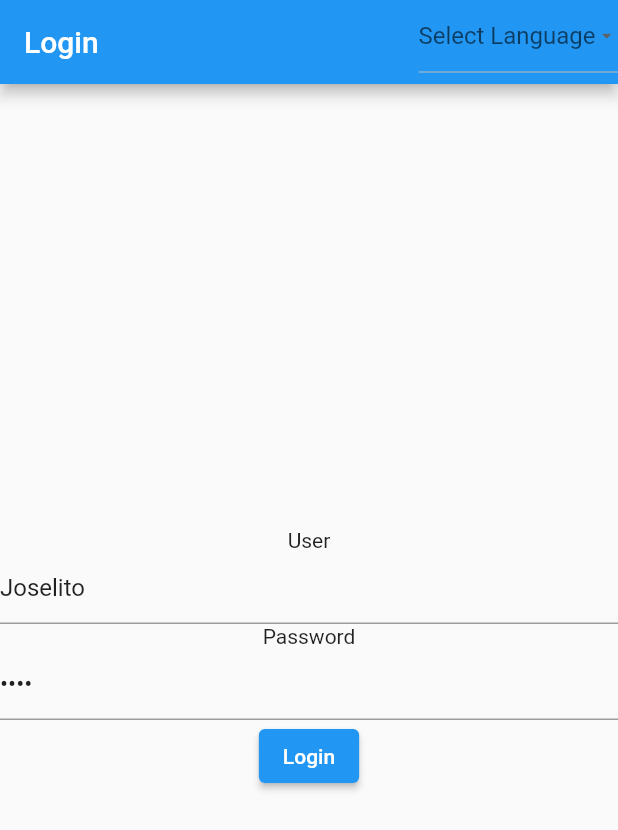
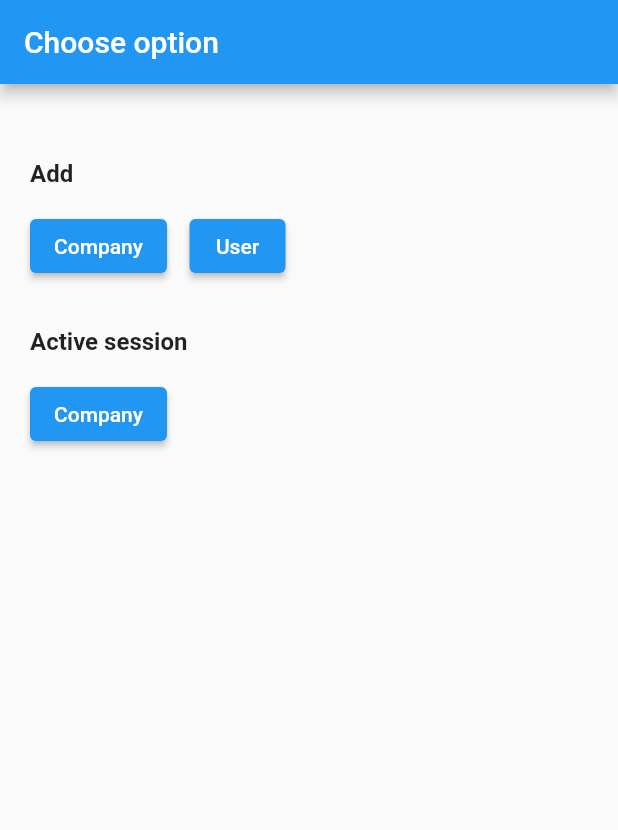
Before and after one commit to GeorgiGB/Gestion_De_Entorno, a Flutter app: the screen it shows after launch, on a phone screen of 412 x 824 dp. Shown: the top 830 px of the screen. Run offline on Flutter 3.47's test engine with Material 2 defaults, Android fonts, the phone set to English and light mode, and no system bars; our stand-ins replace fluttertoast, shared_preferences; generated files the repository leaves out were written again.

Commit message:
SQL, actualizada la función crear empresa para ñadir la contraseña autogenerada Cambiado el nombre del archivo creación_empre_usua.dart a escoge_opciones.dart Flutter,  extraída la función de añadir usuario y empresa a la funcion anyade en el archivo ./servidor/anyade.dart
Actualizada la interfaz de nueva empresa.

Traducciones nuevos textos de empresa y usuario registrados y sesión activa

```diff
--- /dev/null
+++ b/PrimeraAplicacion/crea_empresa_usario_multi_idioma/lib/escoge_opciones.dart
@@ -0,0 +1,119 @@
+import 'package:crea_empresa_usario/nuevo_usua.dart';
+import 'package:flutter/material.dart';
+import 'globales.dart' as globales;
+import 'nueva_empr.dart';
+
+// Imports multi-idioma ---------------------
+import 'package:flutter_gen/gen_l10n/app_localizations.dart';
+// Constantes donde se guarda el idoma escogido y desde donde actualizamos
+
+class EscogeOpciones extends StatefulWidget {
+  const EscogeOpciones({Key? key, required this.token}) : super(key: key);
+  final String token;
+  @override
+  State<EscogeOpciones> createState() => _EscogeOpcionesState();
+}
+
+class _EscogeOpcionesState extends State<EscogeOpciones> {
+  late AppLocalizations traducciones;
+  @override
+  Widget build(BuildContext context) {
+    traducciones = AppLocalizations.of(context)!;
+    return Scaffold(
+      appBar: AppBar(
+        title: Text(traducciones.escogeOpcion),
+      ),
+      body: SingleChildScrollView(
+          //Previene BOTTOM OVERFLOWED
+          padding: EdgeInsets.all(20),
+          child: Column(
+            mainAxisAlignment: MainAxisAlignment.center,
+            children: <Widget>[
+              SizedBox(height: 30),
+              Row(
+                children: [
+                  Text(
+                    traducciones.anyade,
+                    style: globales.estiloNegrita_16,
+                  ),
+                ],
+              ),
+              SizedBox(height: 15),
+              // Botones Empresa y Usuarios
+              Row(
+                crossAxisAlignment: CrossAxisAlignment.center,
+                mainAxisAlignment: MainAxisAlignment.start,
+                children: [
+                  ElevatedButton(
+                    child: Text(traducciones.empresa),
+                    onPressed: () {
+                      _cargaOpcion(0);
+                    },
+                  ),
+                  SizedBox(width: 15),
+                  ElevatedButton(
+                    child: Text(traducciones.usuario),
+                    onPressed: () {
+                      _cargaOpcion(1);
+                    },
+                  ),
+                ],
+              ),
+              SizedBox(height: 30),
+              Row(
+                children: [
+                  Text(
+                    traducciones.sesionActiva,
+                    style: globales.estiloNegrita_16,
+                  ),
+                ],
+              ),
+              SizedBox(height: 15),
+              // Botones Empresa y Usuarios
+              Row(
+                crossAxisAlignment: CrossAxisAlignment.center,
+                mainAxisAlignment: MainAxisAlignment.start,
+                children: [
+                  ElevatedButton(
+                    child: Text(traducciones.empresa),
+                    onPressed: () {
+                      _cerrarSesion();
+                    },
+                  ),
+                ],
+              ),
+            ],
+          )),
+    );
+  }
+
+  // Al pulsar en un botón lo que hará es mostrar el formulario que hayamos seleccionado
+  _cargaOpcion(int op) {
+    globales.debug(widget.token);
+    if (op == 0) {
+      // Pantalla NuevaEmpresa
+      globales.muestraToast(context, traducciones.cargandoEmpresa);
+      Navigator.push(
+          context,
+          MaterialPageRoute(
+              builder: (context) => NuevaEmpresa(
+                    token: widget.token,
+                  )));
+    } else if (op == 1) {
+      // Pantalla NuevoUsuario
+      globales.muestraToast(context, traducciones.cargandoUsuario);
+      Navigator.push(
+        context,
+        MaterialPageRoute(
+          builder: (context) => NuevoUsuario(
+            ust_token: widget.token,
+          ),
+        ),
+      );
+    }
+  }
+
+}
+
+void _cerrarSesion() {
+}
--- a/PrimeraAplicacion/crea_empresa_usario_multi_idioma/lib/l10n/app_en.arb
+++ b/PrimeraAplicacion/crea_empresa_usario_multi_idioma/lib/l10n/app_en.arb
@@ -5,6 +5,7 @@
 
 
     "acceso": "Login",
+    "anyade": "Add",
     "anyadeEmpresa": "Add company",
     "atras": "Back",
     "autoGenerada": "Auto-generated",
@@ -30,7 +31,7 @@
     "empresaNueva": "New company",
     "empresaCreadaCorrectamente": "Company set up ok",
     "errNoEspecificado": "Unspecified error{error}",
-    "escogeOpcionParaCrear": "Choose option to create.",
+    "escogeOpcion": "Choose option",
     "esperandoAlServidor": "Waiting for server",
     "esperandoRespuestaServidor": "Waiting for server response.",
     "esteCampoNoPuedeEstarVacio": "This field cannot be empty!",
@@ -50,6 +51,9 @@
     "introduceLaContrasena": "Introduce your contraseña",
 
     "jefeDeArea": "Area manager",
+
+    "laEmpresaHaSidoDadoDeAlta": "The enterprise {empresa} has been added",
+    "laEmpresaYaEstaregistrada": "The enterprise {empresa} is already registered",
 
     "nohayEmpresasenlaBBDD": "There are no companies in the database",
     "nombre": "Name",
@@ -74,6 +78,7 @@
     "seleccionaFiltro": "Select filter: ",
     "seleccionaFiltroUsuario": "Select user filter",
     "servidorNoDisponible": "Server not available",
+    "sesionActiva": "Active session",
     "siguiente": "Next",
 
     "usuario": "User",
@@ -83,7 +88,7 @@
 
     "valorInvalidoEnEsteCampo":"Invalid value in this field!",
 
-    "codErrorLogin401": "Wrong authentication",
+    "codError401": "Wrong authentication",
     "codErrorLogin404": "User not found",
-    "codErrorLogin500": "Server error"
+    "codError500": "Server error"
 }
--- a/PrimeraAplicacion/crea_empresa_usario_multi_idioma/lib/listado_empresas/empresa_future.dart
+++ b/PrimeraAplicacion/crea_empresa_usario_multi_idioma/lib/listado_empresas/empresa_future.dart
@@ -38,7 +38,7 @@ FutureBuilder<List<EmpresCod>> dropDownEmpresas(
             (error, stackTrace) {
               if (error is ExceptionServidor) {
                 if (error.codError == 401) {
-                  msgErr = AppLocalizations.of(cntxt)!.codErrorLogin401;
+                  msgErr = AppLocalizations.of(cntxt)!.codError401;
                 } else {
                   msgErr = AppLocalizations.of(cntxt)!
                       .errNoEspecificado(': ' + error.codError.toString());
@@ -118,7 +118,7 @@ class AvisoAccion extends StatelessWidget {
       required this.aviso, // mensaje de aviso
       required this.msg, // mensaje a mostrar en la acción a realizar
       required this.icon, // icono  a mostrar en la acción a realizar
-      this.accion}) // accion a realizar
+      this.accion}) // Función que será llamada al pulsar el widget acccion
       : super(key: key);
   final String aviso;
   final String msg;
--- a/PrimeraAplicacion/crea_empresa_usario_multi_idioma/lib/main.dart
+++ b/PrimeraAplicacion/crea_empresa_usario_multi_idioma/lib/main.dart
@@ -1,8 +1,9 @@
+import 'package:crea_empresa_usario/nueva_empr.dart';
 import 'package:crea_empresa_usario/nuevo_usua.dart';
 import 'package:flutter/material.dart';
 import 'filtros_usuario.dart';
 import 'globales.dart' as globales;
-import 'creacion_empre_usua.dart';
+import 'escoge_opciones.dart';
 
 import 'package:http/http.dart' as http;
 import 'dart:convert';
@@ -89,7 +90,17 @@ class _MyAppState extends State<MyApp> {
         primarySwatch: Colors.blue,
       ),
 
-      home: Login(),
+      //home: Login(),
+
+      home: EscogeOpciones(
+          token:
+              'eyJhbGciOiJIUzI1NiIsInR5cCI6IkpXVCJ9.eyJ1c2VybmFtZSI6Ijc4ODcxODZiMzM3NDk5NzFkZTUxNTg1OTUzMmRlZjE1ZjRiMjEwZWIiLCJpYXQiOjE2NTEwNzA5MzJ9.mVW-YnXFcnUFxoL1xY3AZgkuZDikktyfKqPHpTTqVCo'),
+
+/*
+      home: NuevaEmpresa(
+          token:
+              'eyJhbGciOiJIUzI1NiIsInR5cCI6IkpXVCJ9.eyJ1c2VybmFtZSI6Ijc4ODcxODZiMzM3NDk5NzFkZTUxNTg1OTUzMmRlZjE1ZjRiMjEwZWIiLCJpYXQiOjE2NTEwNzA5MzJ9.mVW-YnXFcnUFxoL1xY3AZgkuZDikktyfKqPHpTTqVCo'),
+*/
       /*
         home: const NuevoUsuario(
             ust_token:
@@ -238,7 +249,7 @@ class _LoginState extends State<Login> {
         } else if (status == 401) {
           // Mostramos Alerta avisando del error
           globales.muestraDialogo(
-              context, AppLocalizations.of(context)!.codErrorLogin401);
+              context, AppLocalizations.of(context)!.codError401);
         } else if (status == 404) {
           // Mostramos Alerta avisando del error
           globales.muestraDialogo(
@@ -246,7 +257,7 @@ class _LoginState extends State<Login> {
         } else if (status == 500) {
           // Si no se introduce alguno de los campos saldra un aviso
           globales.muestraDialogo(
-              context, AppLocalizations.of(context)!.codErrorLogin500);
+              context, AppLocalizations.of(context)!.codError500);
         } else {
           // Mostramos en  terminal que error envia
           globales.debug('Code:\n' +
@@ -275,7 +286,7 @@ class _LoginState extends State<Login> {
     Navigator.push(
       context,
       MaterialPageRoute(
-        builder: (context) => creacion_empre_usua(
+        builder: (context) => EscogeOpciones(
           token: lista['token'].toString(),
         ),
       ),
--- a/PrimeraAplicacion/crea_empresa_usario_multi_idioma/pubspec.yaml
+++ b/PrimeraAplicacion/crea_empresa_usario_multi_idioma/pubspec.yaml
@@ -44,6 +44,7 @@ dependencies:
   # Use with the CupertinoIcons class for iOS style icons.
   cupertino_icons: ^1.0.2
   fluttertoast: ^8.0.9
+
 dev_dependencies:
   flutter_test:
     sdk: flutter
```
Also changed, not shown: PrimeraAplicacion/crea_empresa_usario_multi_idioma/lib/basico.dart (+4 -4 lines), PrimeraAplicacion/crea_empresa_usario_multi_idioma/lib/creacion_empre_usua.dart (deleted, +0 -73 lines), PrimeraAplicacion/crea_empresa_usario_multi_idioma/lib/filtros_usuario.dart (+44 -104 lines), PrimeraAplicacion/crea_empresa_usario_multi_idioma/lib/l10n/app_es.arb (+28 -3 lines), PrimeraAplicacion/crea_empresa_usario_multi_idioma/lib/l10n/app_fr.arb (+8 -3 lines), PrimeraAplicacion/crea_empresa_usario_multi_idioma/lib/nueva_empr.dart (+79 -78 lines), PrimeraAplicacion/crea_empresa_usario_multi_idioma/lib/nuevo_usua.dart (+5 -6 lines), PrimeraAplicacion/crea_empresa_usario_multi_idioma/lib/servidor/anyade.dart (added, +105 -0 lines), 3 other files.
